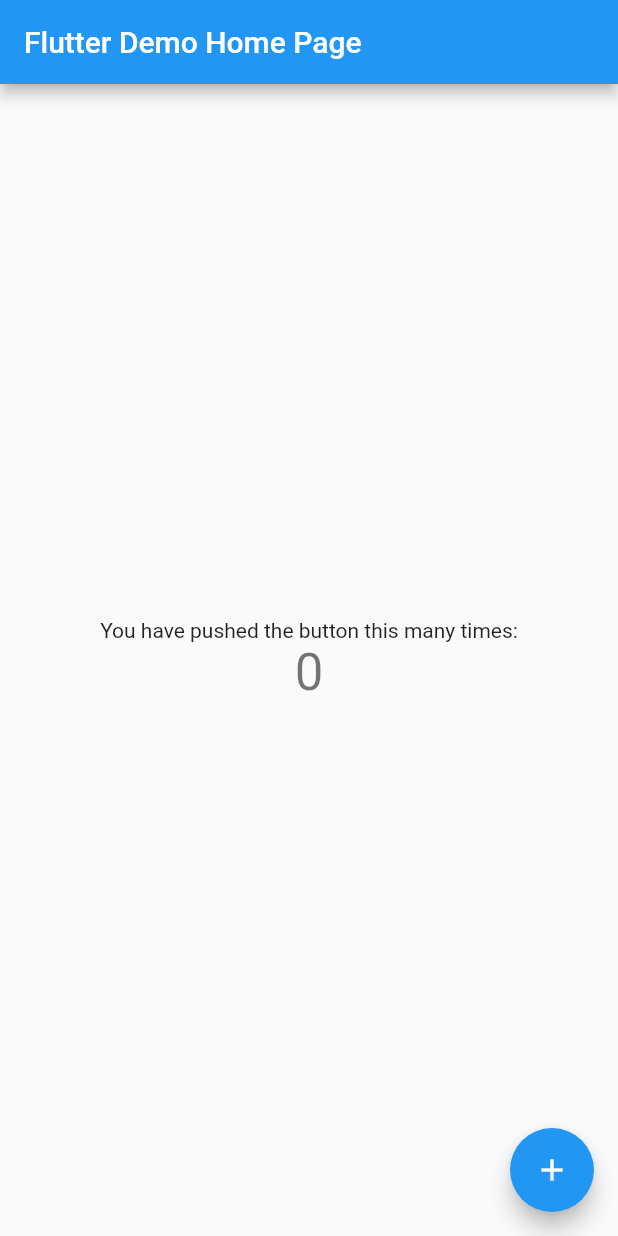
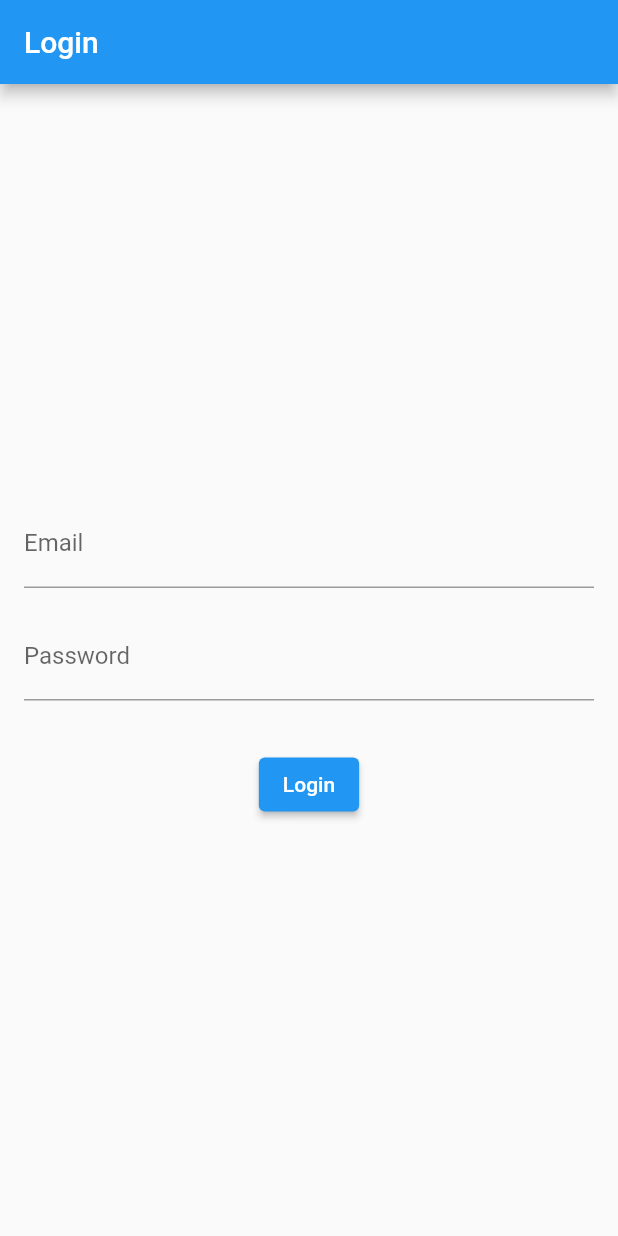
Before and after one commit to SulaimanYaacob/Event-Planner, a Flutter app: the screen it shows after launch, on a phone screen of 412 x 824 dp. Run offline on Flutter 3.47's test engine with Material 2 defaults, Android fonts, the phone set to English and light mode, and no system bars; our stand-ins replace firebase_core; accounts and stored records are empty.

Commit message:
add login page

```diff
--- /dev/null
+++ b/lib/login.dart
@@ -0,0 +1,69 @@
+import 'package:flutter/material.dart';
+
+class LoginPage extends StatefulWidget {
+  const LoginPage({Key? key}) : super(key: key);
+
+  @override
+  _LoginPageState createState() => _LoginPageState();
+}
+
+class _LoginPageState extends State<LoginPage> {
+  final TextEditingController _emailController = TextEditingController();
+  final TextEditingController _passwordController = TextEditingController();
+
+  bool _isLoading = false;
+
+  @override
+  Widget build(BuildContext context) {
+    return Scaffold(
+      appBar: AppBar(
+        title: const Text('Login'),
+      ),
+      body: Padding(
+        padding: const EdgeInsets.all(16.0),
+        child: Column(
+          mainAxisAlignment: MainAxisAlignment.center,
+          children: <Widget>[
+            TextField(
+              controller: _emailController,
+              decoration: const InputDecoration(
+                labelText: 'Email',
+              ),
+            ),
+            const SizedBox(height: 16.0),
+            TextField(
+              controller: _passwordController,
+              obscureText: true,
+              decoration: const InputDecoration(
+                labelText: 'Password',
+              ),
+            ),
+            const SizedBox(height: 32.0),
+            ElevatedButton(
+              onPressed: _isLoading ? null : _handleLogin,
+              child: _isLoading
+                  ? const CircularProgressIndicator()
+                  : const Text('Login'),
+            ),
+          ],
+        ),
+      ),
+    );
+  }
+
+  void _handleLogin() {
+    setState(() {
+      _isLoading = true;
+    });
+
+    // simulate login
+    Future.delayed(const Duration(seconds: 2), () {
+      setState(() {
+        _isLoading = false;
+      });
+
+      // navigate to home screen on successful login
+      Navigator.pushReplacementNamed(context, '/home');
+    });
+  }
+}
--- a/lib/main.dart
+++ b/lib/main.dart
@@ -1,4 +1,5 @@
 import 'package:flutter/material.dart';
+import 'login.dart';
 
 void main() {
   runApp(const MyApp());
@@ -13,18 +14,10 @@ class MyApp extends StatelessWidget {
     return MaterialApp(
       title: 'Flutter Demo',
       theme: ThemeData(
-        // This is the theme of your application.
-        //
-        // Try running your application with "flutter run". You'll see the
-        // application has a blue toolbar. Then, without quitting the app, try
-        // changing the primarySwatch below to Colors.green and then invoke
-        // "hot reload" (press "r" in the console where you ran "flutter run",
-        // or simply save your changes to "hot reload" in a Flutter IDE).
-        // Notice that the counter didn't reset back to zero; the application
-        // is not restarted.
+
         primarySwatch: Colors.blue,
       ),
-      home: const MyHomePage(title: 'Flutter Demo Home Page'),
+      home: const LoginPage(),
     );
   }
 }
```
